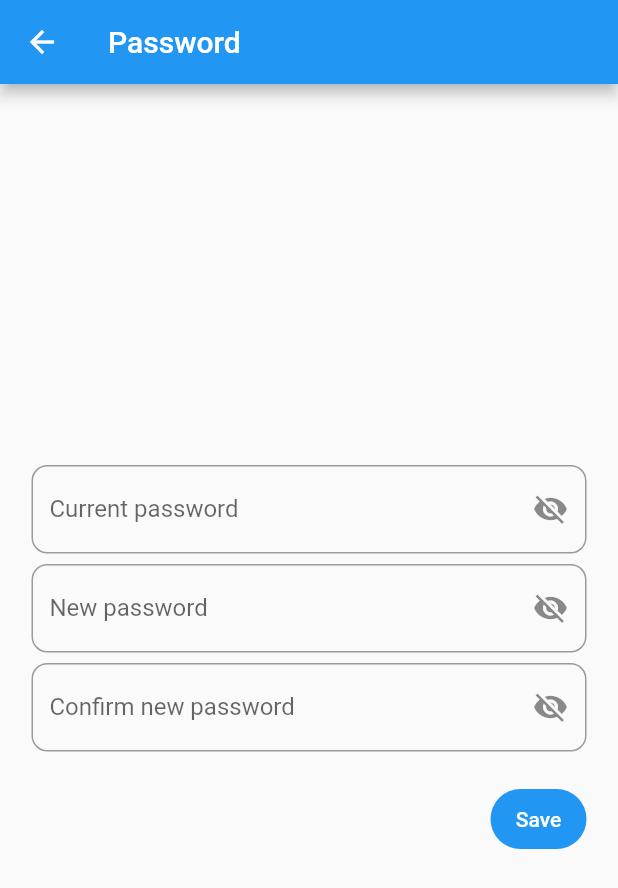
After one commit to wabisque/victoria-native, a Flutter app: the SettingsView screen opened by its route, after a tap on "Password", on a phone screen of 412 x 824 dp. The commit adds this screen. Shown: the top 888 px of the screen. Run offline on Flutter 3.47's test engine with Material 2 defaults, Android fonts, the phone set to English and light mode, and no system bars; our stand-ins replace flutter_svg, shared_preferences, timeago; accounts and stored records are empty; generated files the repository leaves out were written again; network calls fail.

Commit message:
user settings

```diff
--- a/lib/src/app.dart
+++ b/lib/src/app.dart
@@ -40,7 +40,9 @@ import 'regions/add_region_view.dart';
 import 'regions/edit_region_view.dart';
 import 'regions/regions_view.dart';
 import 'regions/view_region_view.dart';
+import 'settings/password_view.dart';
 import 'settings/settings_view.dart';
+import 'settings/user_profile_view.dart';
 import 'splash/splash_view.dart';
 import 'theme/theme_provider.dart';
 
@@ -142,11 +144,13 @@ class App extends StatelessWidget {
                 DashboardView.routeName => const DashboardView(),
                 LoginView.routeName => const LoginView(),
                 PartiesView.routeName => const PartiesView(),
+                PasswordView.routeName => const PasswordView(),
                 PositionsView.routeName => const PositionsView(),
                 PostsView.routeName => const PostsView(),
                 RegionsView.routeName => const RegionsView(),
                 RegisterView.routeName => const RegisterView(),
                 SettingsView.routeName => const SettingsView(),
+                UserProfileView.routeName => const UserProfileView(),
                 ViewAspirantCreationRequestView.routeName => ViewAspirantCreationRequestView(
                   aspirantCreationRequests: AspirantCreationRequestModel.fromJson(routeSettings.arguments as Map<String, dynamic>)
                 ),
--- a/lib/src/authentication/login_view.dart
+++ b/lib/src/authentication/login_view.dart
@@ -95,7 +95,7 @@ class _LoginViewState extends State<LoginView> {
                             if(error == null) navigatorState.restorablePushReplacementNamed(DashboardView.routeName);
 
                             setState(() {
-                              _formErrors = error?['errors']?.cast<String, List>();
+                              _formErrors = (error?['errors'] as Map<String, dynamic>?)?.cast<String, List>();
                             });
                           },
                           child: Text(appLocalizations.loginViewSubmitActionText)
--- a/lib/src/authentication/register_view.dart
+++ b/lib/src/authentication/register_view.dart
@@ -126,7 +126,7 @@ class _RegisterViewState extends State<RegisterView> {
                             if(error == null) navigatorState.restorablePushReplacementNamed(DashboardView.routeName);
 
                             setState(() {
-                              _formErrors = error?['errors']?.cast<String, List>();
+                              _formErrors = (error?['errors'] as Map<String, dynamic>?)?.cast<String, List>();
                             });
                           },
                           child: Text(appLocalizations.registerViewSubmitActionText)
--- a/lib/src/localization/app_en.arb
+++ b/lib/src/localization/app_en.arb
@@ -219,6 +219,26 @@
   "@partiesViewTitle": {
     "description": "The title of the parties view."
   },
+  "passwordViewConfirmPasswordFieldLabel": "Confirm new password",
+  "@passwordViewConfirmPasswordFieldLabel": {
+    "description": "The label of the confirm password field on the password view."
+  },
+  "passwordViewCurrentPasswordFieldLabel": "Current password",
+  "@passwordViewCurrentPasswordFieldLabel": {
+    "description": "The label of the current password field on the password view."
+  },
+  "passwordViewPasswordFieldLabel": "New password",
+  "@passwordViewPasswordFieldLabel": {
+    "description": "The label of the password field on the password view."
+  },
+  "passwordViewSubmitActionText": "Save",
+  "@passwordViewSubmitActionText": {
+    "description": "The text of the submit action on the password view."
+  },
+  "passwordViewTitle": "Password",
+  "@passwordViewTitle": {
+    "description": "The title of the password view."
+  },
   "positionsViewEmptyText": "No positions to show!",
   "@positionsViewEmptyText": {
     "description": "The empty text of the positions view."
@@ -287,13 +307,21 @@
   "@settingsViewLogoutActionText": {
     "description": "The text of the logout action on the settings view."
   },
-  "settingsViewThemeModeActionText": "Theme mode",
+  "settingsViewPasswordActionText": "Password",
+  "@settingsViewPasswordActionText": {
+    "description": "The text of the password action on the settings view."
+  },
+  "settingsViewThemeModeActionText": "Theme Mode",
   "@settingsViewThemeModeActionText": {
     "description": "The text of the theme mode action on the settings view."
   },
   "settingsViewTitle": "Settings",
   "@settingsViewTitle": {
     "description": "The title of the settings view."
+  },
+  "settingsViewUserProfileActionText": "User Profile",
+  "@settingsViewUserProfileActionText": {
+    "description": "The text of the user profile action on the settings view."
   },
   "themeModeDark": "Dark",
   "@themeModeDark": {
@@ -310,6 +338,26 @@
   "title": "Victoria",
   "@title": {
     "description": "The title of the application."
+  },
+  "userProfileViewEmailFieldLabel": "Email address",
+  "@userProfileViewEmailFieldLabel": {
+    "description": "The label of the email field on the user profile view."
+  },
+  "userProfileViewNameFieldLabel": "Name",
+  "@userProfileViewNameFieldLabel": {
+    "description": "The label of the name field on the user profile view."
+  },
+  "userProfileViewPhoneFieldLabel": "Phone number",
+  "@userProfileViewPhoneFieldLabel": {
+    "description": "The label of the phone field on the user profile view."
+  },
+  "userProfileViewSubmitActionText": "Save",
+  "@userProfileViewSubmitActionText": {
+    "description": "The text of the submit action on the user profile view."
+  },
+  "userProfileViewTitle": "User Profile",
+  "@userProfileViewTitle": {
+    "description": "The title of the user profile view."
   },
   "viewAspirantCreationRequestViewConfirmModalAcceptActionText": "Accept",
   "@viewAspirantCreationRequestViewConfirmModalAcceptActionText": {
--- /dev/null
+++ b/lib/src/settings/password_view.dart
@@ -0,0 +1,139 @@
+import 'package:flutter/material.dart';
+import 'package:flutter_gen/gen_l10n/app_localizations.dart';
+import 'package:provider/provider.dart';
+
+import '../authentication/authentication_provider.dart';
+import '../constants.dart';
+import '../widgets/password_field_widget.dart';
+
+class PasswordView extends StatefulWidget {
+  static const String routeName = '/settings/password';
+
+  const PasswordView({
+    super.key
+  });
+
+  @override
+  State<PasswordView> createState() => _PasswordViewState();
+}
+
+class _PasswordViewState extends State<PasswordView> with RouteAware {
+  Map<String, List>? _formErrors;
+  late GlobalKey _formKey;
+  late TextEditingController _confirmPasswordFieldController;
+  late TextEditingController _currentPasswordFieldController;
+  late TextEditingController _passwordFieldController;
+
+  @override
+  Widget build(BuildContext context) {
+    final AppLocalizations appLocalizations = AppLocalizations.of(context)!;
+    final NavigatorState navigatorState = Navigator.of(context);
+    final AuthenticationProvider authenticationProvider = context.read<AuthenticationProvider>();
+
+    return Scaffold(
+      appBar: AppBar(
+        title: Text(appLocalizations.passwordViewTitle)
+      ),
+      body: CustomScrollView(
+        slivers: [
+          SliverFillRemaining(
+            child: Padding(
+              padding: const EdgeInsets.all(21.0),
+              child: Form(
+                key: _formKey,
+                child: Column(
+                  crossAxisAlignment: CrossAxisAlignment.stretch,
+                  mainAxisAlignment: MainAxisAlignment.center,
+                  children: [
+                    PasswordFieldWidget(
+                      controller: _currentPasswordFieldController,
+                      decoration: InputDecoration(
+                        errorText: _formErrors?['current_password']?.first,
+                        labelText: appLocalizations.passwordViewCurrentPasswordFieldLabel
+                      )
+                    ),
+                    const SizedBox(
+                      height: 7.0
+                    ),
+                    PasswordFieldWidget(
+                      controller: _passwordFieldController,
+                      decoration: InputDecoration(
+                        errorText: _formErrors?['password']?.first,
+                        labelText: appLocalizations.passwordViewPasswordFieldLabel
+                      )
+                    ),
+                    const SizedBox(
+                      height: 7.0
+                    ),
+                    PasswordFieldWidget(
+                      controller: _confirmPasswordFieldController,
+                      decoration: InputDecoration(
+                        labelText: appLocalizations.passwordViewConfirmPasswordFieldLabel
+                      )
+                    ),
+                    const SizedBox(
+                      height: 21.0
+                    ),
+                    Row(
+                      mainAxisAlignment: MainAxisAlignment.end,
+                      children: [
+                        FilledButton(
+                          onPressed: () async {
+                            final Map<String, dynamic>? error = await authenticationProvider.updatePassword(
+                              currentPassword: _currentPasswordFieldController.text,
+                              password: _passwordFieldController.text,
+                              passwordConfirmation: _confirmPasswordFieldController.text
+                            );
+
+                            if(error == null) navigatorState.pop();
+
+                            setState(() {
+                              _formErrors = (error?['errors'] as Map<String, dynamic>?)?.cast<String, List>();
+                            });
+                          },
+                          child: Text(appLocalizations.passwordViewSubmitActionText)
+                        )
+                      ]
+                    )
+                  ]
+                )
+              )
+            )
+          )
+        ]
+      )
+    );
+  }
+
+  @override
+  void didChangeDependencies() {
+    super.didChangeDependencies();
+
+    final PageRoute pageRoute = ModalRoute.of(context) as PageRoute;
+
+    Constants.routeObserver.subscribe(
+      this,
+      pageRoute
+    );
+  }
+
+  @override
+  void dispose() {
+    _confirmPasswordFieldController.dispose();
+    _currentPasswordFieldController.dispose();
+    _passwordFieldController.dispose();
+    Constants.routeObserver.unsubscribe(this);
+
+    super.dispose();
+  }
+
+  @override
+  void initState() {
+    super.initState();
+
+    _formKey = GlobalKey();
+    _confirmPasswordFieldController = TextEditingController();
+    _currentPasswordFieldController = TextEditingController();
+    _passwordFieldController = TextEditingController();
+  }
+}
--- a/lib/src/settings/settings_view.dart
+++ b/lib/src/settings/settings_view.dart
@@ -7,6 +7,8 @@ import '../authentication/login_view.dart';
 import '../localization/i10n.dart';
 import '../localization/localization_provider.dart';
 import '../theme/theme_provider.dart';
+import 'password_view.dart';
+import 'user_profile_view.dart';
 
 /// Displays the various settings that can be customized by the user.
 ///
@@ -37,6 +39,21 @@ class SettingsView extends StatelessWidget {
           vertical: 21.0
         ),
         children: [
+          ListTile(
+            leading: const Icon(Icons.person),
+            onTap: () {
+              navigatorState.restorablePushNamed(UserProfileView.routeName);
+            },
+            title: Text(appLocalizations.settingsViewUserProfileActionText),
+          ),
+          ListTile(
+            leading: const Icon(Icons.key),
+            onTap: () {
+              navigatorState.restorablePushNamed(PasswordView.routeName);
+            },
+            title: Text(appLocalizations.settingsViewPasswordActionText),
+          ),
+          const Divider(),
           ListTile(
             leading: const Icon(Icons.palette),
             onTap: () {
```
Also changed, not shown: lib/src/authentication/authentication_provider.dart (+64 -0 lines), lib/src/settings/user_profile_view.dart (added, +147 -0 lines).
